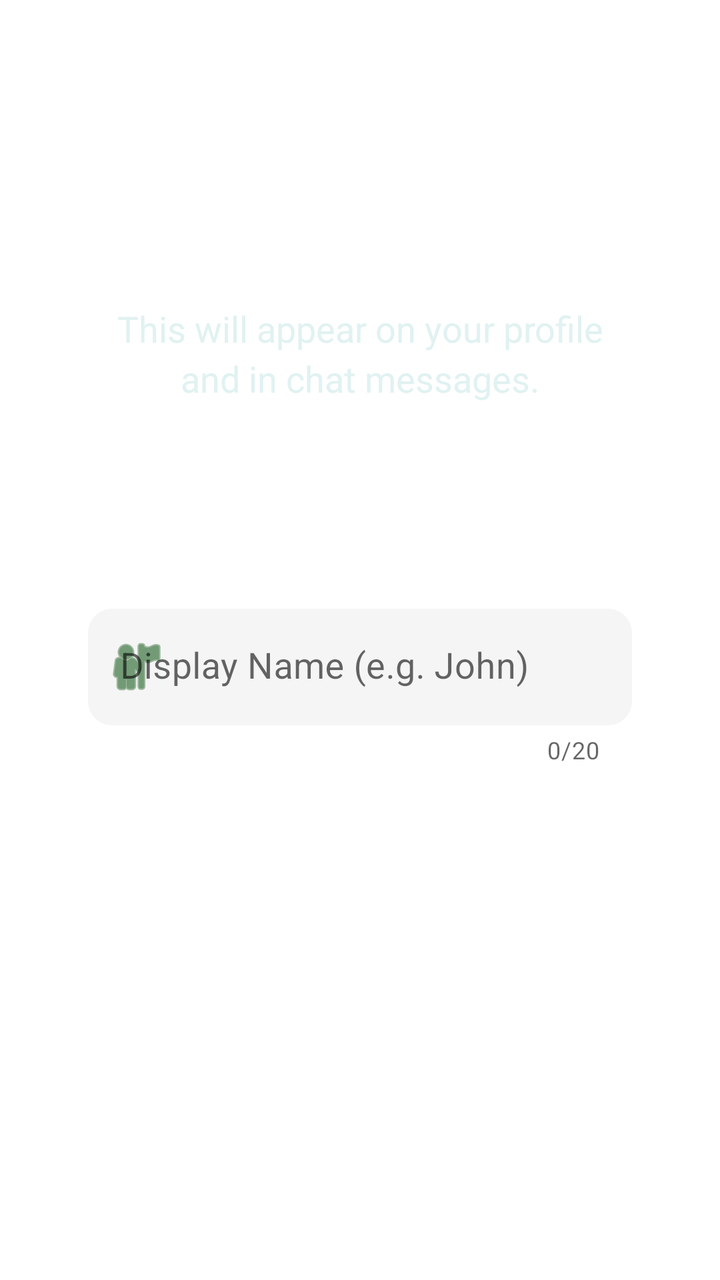
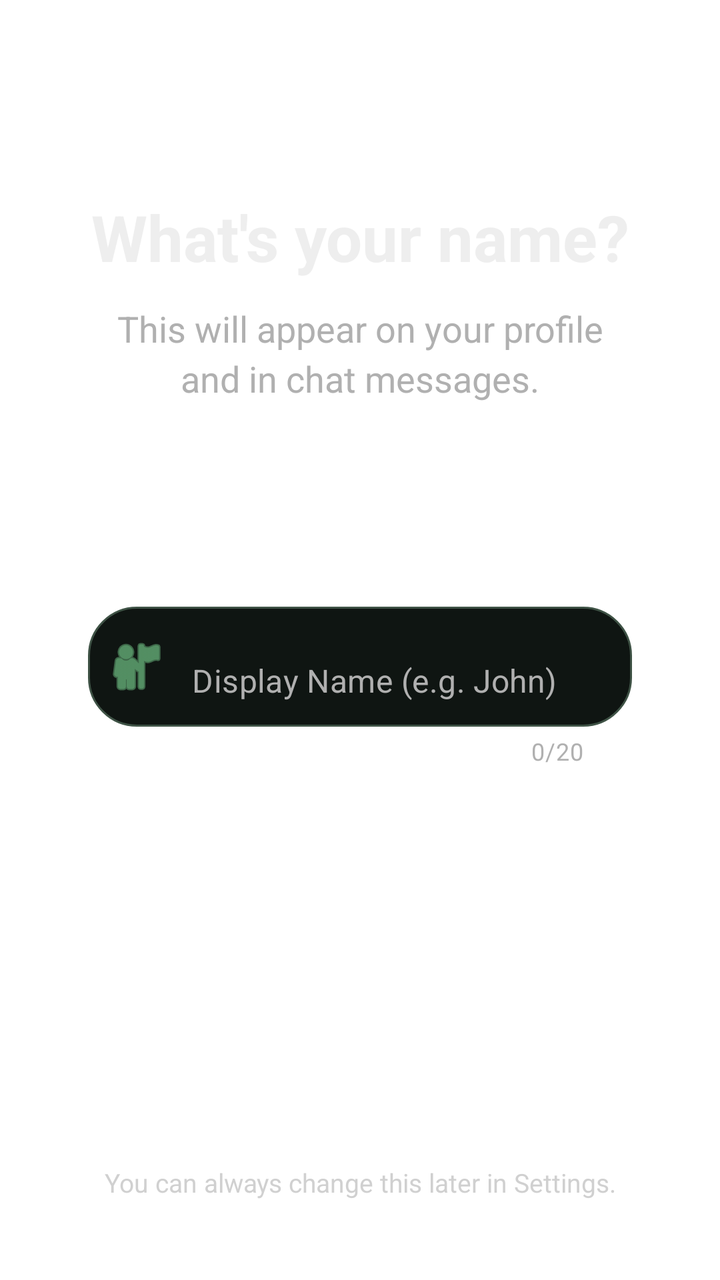

Screens rendered from an Android XML layout before and after an edit, with the pre-edit source and the edit as a unified diff.
<!-- AndroidManifest.xml: application theme Theme.Gecko2chatapp -->
<!-- res/layout/fragment_onboarding_displayname.xml -->
<?xml version="1.0" encoding="utf-8"?>
<androidx.constraintlayout.widget.ConstraintLayout
    xmlns:android="http://schemas.android.com/apk/res/android"
    xmlns:app="http://schemas.android.com/apk/res-auto"
    android:layout_width="match_parent"
    android:layout_height="match_parent"
    android:padding="24dp">

    <LinearLayout
        android:id="@+id/header_container"
        android:layout_width="match_parent"
        android:layout_height="wrap_content"
        android:orientation="vertical"
        android:gravity="center"
        app:layout_constraintVertical_bias="0.15"
        app:layout_constraintTop_toTopOf="parent"
        app:layout_constraintBottom_toBottomOf="parent"
        app:layout_constraintStart_toStartOf="parent"
        app:layout_constraintEnd_toEndOf="parent">

        <TextView
            android:layout_width="wrap_content"
            android:layout_height="wrap_content"
            android:text="@string/what_s_your_name"
            android:textColor="@color/white"
            android:textSize="32sp"
            android:textStyle="bold"
            android:gravity="center"
            android:layout_marginBottom="12dp"/>

        <TextView
            android:layout_width="wrap_content"
            android:layout_height="wrap_content"
            android:text="@string/this_will_appear_on_your_profile_nand_in_chat_messages"
            android:textColor="#E0F2F1"
            android:textSize="18sp"
            android:gravity="center"
            android:lineSpacingExtra="4dp"/>

    </LinearLayout>

    <LinearLayout
        android:id="@+id/input_container"
        android:layout_width="match_parent"
        android:layout_height="wrap_content"
        android:background="@drawable/bg_white_rounded_card"
        android:padding="20dp"
        android:orientation="vertical"
        app:layout_constraintVertical_bias="0.55"
        app:layout_constraintTop_toTopOf="parent"
        app:layout_constraintBottom_toBottomOf="parent"
        app:layout_constraintStart_toStartOf="parent"
        app:layout_constraintEnd_toEndOf="parent">

        <com.google.android.material.textfield.TextInputLayout
            android:id="@+id/til_display_name"
            android:layout_width="match_parent"
            android:layout_height="wrap_content"
            android:hint="Display Name (e.g. John)"
            app:startIconDrawable="@android:drawable/ic_menu_myplaces"
            app:startIconTint="#1B5E20"
            app:boxBackgroundColor="#F5F5F5"
            app:boxCornerRadiusTopStart="12dp"
            app:boxCornerRadiusTopEnd="12dp"
            app:boxCornerRadiusBottomStart="12dp"
            app:boxCornerRadiusBottomEnd="12dp"
            app:boxStrokeWidth="0dp"
            app:counterEnabled="true"
            app:counterMaxLength="20"
            app:endIconMode="clear_text">

            <com.google.android.material.textfield.TextInputEditText
                android:id="@+id/et_display_name"
                android:layout_width="match_parent"
                android:layout_height="wrap_content"
                android:inputType="textPersonName|textCapWords"
                android:maxLines="1"
                android:textColor="#1F1F1F"
                android:maxLength="20"
                android:textSize="18sp"/>
        </com.google.android.material.textfield.TextInputLayout>

    </LinearLayout>

    <TextView
        android:id="@+id/tv_footer_note"
        android:layout_width="0dp"
        android:layout_height="wrap_content"
        android:gravity="center"
        android:text="You can always change this later in Settings."
        android:textColor="#CCFFFFFF"
        android:textSize="13sp"
        app:layout_constraintBottom_toBottomOf="parent"
        app:layout_constraintStart_toStartOf="parent"
        app:layout_constraintEnd_toEndOf="parent"
        android:layout_marginBottom="16dp"/>

</androidx.constraintlayout.widget.ConstraintLayout>
<!-- resources referenced by this layout -->
<resources>
  <color name="white">#FFFFFFFF</color>
  <!-- drawable bg_white_rounded_card (drawable) -->
  <?xml version="1.0" encoding="utf-8"?>
  <shape xmlns:android="http://schemas.android.com/apk/res/android">
      <solid android:color="#FFFFFF"/>
      <corners android:radius="24dp"/>
  </shape>
  <string name="this_will_appear_on_your_profile_nand_in_chat_messages">This will appear on your profile\nand in chat messages.</string>
  <string name="what_s_your_name">What\'s your name?</string>
  <style name="Theme.Gecko2chatapp" parent="Theme.MaterialComponents.DayNight.NoActionBar">
          
          <item name="colorPrimary">@color/purple_500</item>
          <item name="colorPrimaryVariant">@color/purple_700</item>
          <item name="colorOnPrimary">@color/white</item>
          
          <item name="colorSecondary">@color/teal_200</item>
          <item name="colorSecondaryVariant">@color/teal_700</item>
          <item name="colorOnSecondary">@color/black</item>
          
          <item name="android:statusBarColor">@color/soft_green_start</item>
          
      </style>
  <color name="purple_500">#FF6200EE</color>
  <color name="purple_700">#FF3700B3</color>
  <color name="teal_200">#FF03DAC5</color>
  <color name="teal_700">#FF018786</color>
  <color name="black">#FF000000</color>
  <color name="soft_green_start">#83D475</color>
</resources>

<!-- the commit's change to res/layout/fragment_onboarding_displayname.xml (unified diff, before → after) -->
@@ -22,7 +22,7 @@
             android:layout_width="wrap_content"
             android:layout_height="wrap_content"
             android:text="@string/what_s_your_name"
-            android:textColor="@color/white"
+            android:textColor="@color/text_primary"
             android:textSize="32sp"
             android:textStyle="bold"
             android:gravity="center"
@@ -32,7 +32,7 @@
             android:layout_width="wrap_content"
             android:layout_height="wrap_content"
             android:text="@string/this_will_appear_on_your_profile_nand_in_chat_messages"
-            android:textColor="#E0F2F1"
+            android:textColor="@color/text_secondary"
             android:textSize="18sp"
             android:gravity="center"
             android:lineSpacingExtra="4dp"/>
@@ -43,7 +43,6 @@
         android:id="@+id/input_container"
         android:layout_width="match_parent"
         android:layout_height="wrap_content"
-        android:background="@drawable/bg_white_rounded_card"
         android:padding="20dp"
         android:orientation="vertical"
         app:layout_constraintVertical_bias="0.55"
@@ -56,28 +55,33 @@
             android:id="@+id/til_display_name"
             android:layout_width="match_parent"
             android:layout_height="wrap_content"
-            android:hint="Display Name (e.g. John)"
+            app:hintEnabled="false"
+            app:boxStrokeWidth="0dp"
+            app:boxStrokeWidthFocused="0dp"
             app:startIconDrawable="@android:drawable/ic_menu_myplaces"
-            app:startIconTint="#1B5E20"
-            app:boxBackgroundColor="#F5F5F5"
-            app:boxCornerRadiusTopStart="12dp"
-            app:boxCornerRadiusTopEnd="12dp"
-            app:boxCornerRadiusBottomStart="12dp"
-            app:boxCornerRadiusBottomEnd="12dp"
-            app:boxStrokeWidth="0dp"
+            app:startIconTint="@color/green_accent"
             app:counterEnabled="true"
+            app:counterTextColor="@color/text_secondary"
             app:counterMaxLength="20"
-            app:endIconMode="clear_text">
+            app:endIconMode="clear_text"
+            app:endIconTint="@color/text_secondary"
+            android:background="@android:color/transparent">
 
             <com.google.android.material.textfield.TextInputEditText
                 android:id="@+id/et_display_name"
                 android:layout_width="match_parent"
-                android:layout_height="wrap_content"
+                android:layout_height="60dp"
+                android:background="@drawable/selector_input_border"
+                android:theme="@style/GreenCursorEditText"
+                android:hint="Display Name (e.g. John)"
+                android:paddingHorizontal="24dp"
                 android:inputType="textPersonName|textCapWords"
                 android:maxLines="1"
-                android:textColor="#1F1F1F"
+                android:singleLine="true"
+                android:textColor="@color/text_primary"
+                android:textColorHint="@color/text_secondary"
                 android:maxLength="20"
-                android:textSize="18sp"/>
+                android:textSize="16sp"/>
         </com.google.android.material.textfield.TextInputLayout>
 
     </LinearLayout>
@@ -88,7 +92,8 @@
         android:layout_height="wrap_content"
         android:gravity="center"
         android:text="You can always change this later in Settings."
-        android:textColor="#CCFFFFFF"
+        android:textColor="@color/text_secondary"
+        android:alpha="0.6"
         android:textSize="13sp"
         app:layout_constraintBottom_toBottomOf="parent"
         app:layout_constraintStart_toStartOf="parent"
<!-- resource entries referenced after the edit -->
@@ -1,14 +1,34 @@
 <!-- resources referenced by this layout -->
 <resources>
+  <color name="green_accent">#80DF98</color>
+  <color name="text_primary">#EEEEEE</color>
+  <color name="text_secondary">#B0B0B0</color>
+  <!-- drawable selector_input_border (drawable) -->
+  <?xml version="1.0" encoding="utf-8"?>
+  <selector xmlns:android="http://schemas.android.com/apk/res/android">
+      <item android:state_focused="true">
+          <shape android:shape="rectangle">
+              <solid android:color="@color/background_dark" />
+              <corners android:radius="24dp" />
+              <stroke android:width="2dp" android:color="@color/green_accent" />
+          </shape>
+      </item>
+  
+      <item>
+          <shape android:shape="rectangle">
+              <solid android:color="@color/background_dark" />
+              <corners android:radius="24dp" />
+              <stroke android:width="1dp" android:color="@color/green_faded" />
+          </shape>
+      </item>
+  </selector>
   <color name="white">#FFFFFFFF</color>
-  <!-- drawable bg_white_rounded_card (drawable) -->
-  <?xml version="1.0" encoding="utf-8"?>
-  <shape xmlns:android="http://schemas.android.com/apk/res/android">
-      <solid android:color="#FFFFFF"/>
-      <corners android:radius="24dp"/>
-  </shape>
   <string name="this_will_appear_on_your_profile_nand_in_chat_messages">This will appear on your profile\nand in chat messages.</string>
   <string name="what_s_your_name">What\'s your name?</string>
+  <style name="GreenCursorEditText" parent="Widget.AppCompat.EditText">
+          <item name="colorControlActivated">@color/green_accent</item>
+          <item name="android:textCursorDrawable">@drawable/cursor_green</item>
+      </style>
   <style name="Theme.Gecko2chatapp" parent="Theme.MaterialComponents.DayNight.NoActionBar">
           
           <item name="colorPrimary">@color/purple_500</item>
@@ -22,6 +42,14 @@
           <item name="android:statusBarColor">@color/soft_green_start</item>
           
       </style>
+  <color name="background_dark">#0F1512</color>
+  <color name="green_faded">#3E5245</color>
+  <!-- drawable cursor_green (drawable) -->
+  <?xml version="1.0" encoding="utf-8"?>
+  <shape xmlns:android="http://schemas.android.com/apk/res/android" android:shape="rectangle">
+      <size android:width="2dp" />
+      <solid android:color="@color/green_accent" />
+  </shape>
   <color name="purple_500">#FF6200EE</color>
   <color name="purple_700">#FF3700B3</color>
   <color name="teal_200">#FF03DAC5</color>
